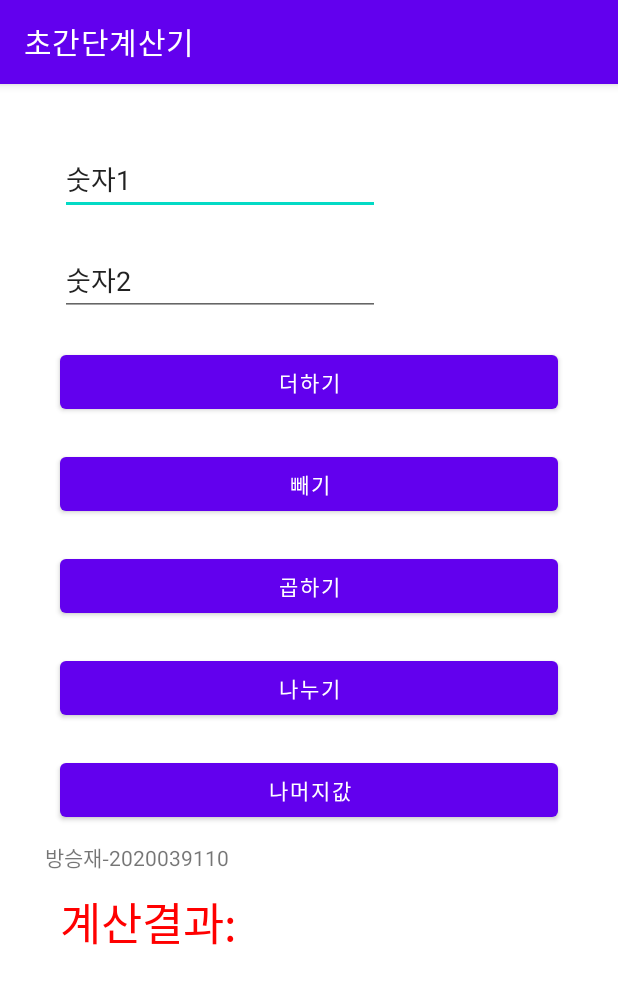
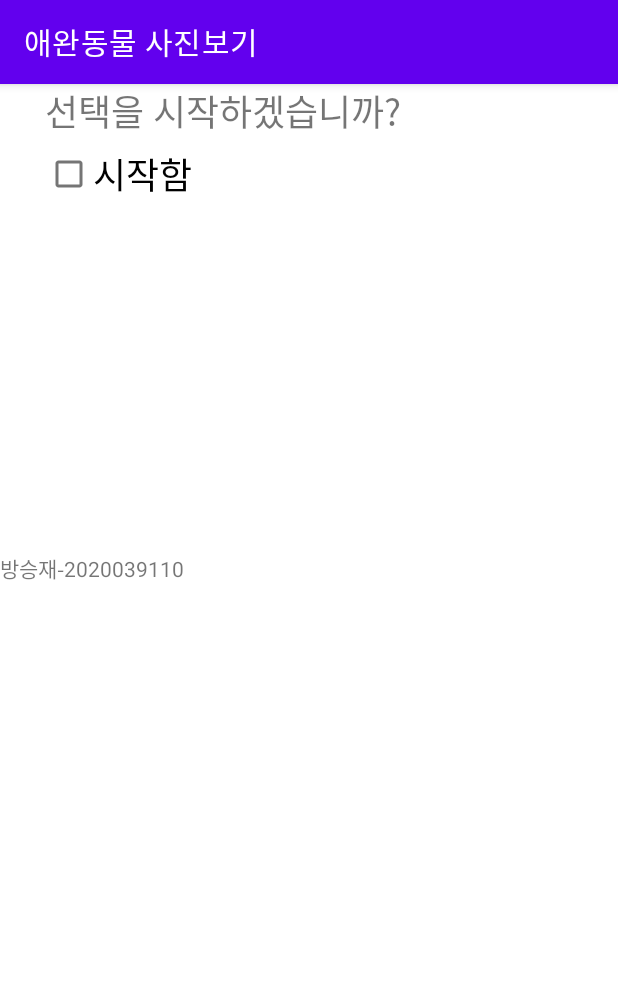
Before and after one commit to Bangseungjae/OpensourceAndriodProject, an Android app: the screen it shows after launch (MainActivity), on a phone screen of 412 x 824 dp. Shown: the top 984 px of the screen. Run offline under Robolectric (Android 15) with nearby library versions, the phone set to English and light mode, and no system bars.

Commit message:
실습4-2 애완동물 사진보기 앱 만들기

```diff
--- a/app/src/main/java/bsj/io/exam03/MainActivity.java
+++ b/app/src/main/java/bsj/io/exam03/MainActivity.java
@@ -6,121 +6,95 @@ import android.os.Bundle;
 import android.view.MotionEvent;
 import android.view.View;
 import android.widget.Button;
-import android.widget.EditText;
+import android.widget.CheckBox;
+import android.widget.CompoundButton;
+import android.widget.ImageView;
+import android.widget.RadioButton;
+import android.widget.RadioGroup;
 import android.widget.TextView;
-import android.widget.Toast;
 
 public class MainActivity extends AppCompatActivity {
-    EditText edit1, edit2;
-    Button btnadd,btnsub,btnmul,btndiv,btntemp;
-    TextView textresult;
-    String num1,num2;
-    Integer result;
-
+    CheckBox check1;
+    TextView text1,text2;
+    RadioGroup radioGroup;
+    RadioButton rbtn1,rbtn2,rbtn3;
+    Button btn1;
+    ImageView image;
 
     @Override
     protected void onCreate(Bundle savedInstanceState) {
         super.onCreate(savedInstanceState);
         setContentView(R.layout.activity_main);
 
-        setTitle("초간단계산기");
+        setTitle("애완동물 사진보기");
+        check1 = findViewById(R.id.check1);
+        text1 = findViewById(R.id.text1);
+        text2 = findViewById(R.id.text2);
+        radioGroup = findViewById(R.id.radiogroup);
+        rbtn1 = findViewById(R.id.rbtn1);
+        rbtn2 = findViewById(R.id.rbtn2);
+        rbtn3 = findViewById(R.id.rbtn3);
+        btn1 = findViewById(R.id.btn1);
+        image = findViewById(R.id.image);
 
-        edit1 = (EditText) findViewById(R.id.editText1);
-        edit2 = (EditText) findViewById(R.id.editText2);
-        btnadd = (Button) findViewById(R.id.button1);
-        textresult = (TextView) findViewById(R.id.TextResult);
 
-        btnsub = (Button)findViewById(R.id.button2);
-        btnmul = (Button)findViewById(R.id.button3);
-        btndiv = (Button)findViewById(R.id.button4);
-        btntemp = (Button)findViewById(R.id.button5);
-
-        btnadd.setOnClickListener(new View.OnClickListener() {
+        // 라디오 박스 클릭시마다 이미지 변경
+        radioGroup.setOnCheckedChangeListener(new RadioGroup.OnCheckedChangeListener() {
             @Override
-            public void onClick(View view) {
-                num1 = edit1.getText().toString();
-                num2 = edit2.getText().toString();
-
-                if(edit1.getText().toString().length() == 0 || edit2.getText().toString().length() == 0)
+            public void onCheckedChanged(RadioGroup radioGroup, int i) {
+                if(i == R.id.rbtn1)
                 {
-                    Toast.makeText(getApplicationContext(), "값을 입력하세요.", Toast.LENGTH_SHORT).show();
-                    textresult.setText("계산결과: none" );
+                    image.setImageResource(R.drawable.dog);
                 }
-                else {
-                    result = Integer.parseInt(num1) + Integer.parseInt(num2);
-                    textresult.setText("계산결과: " + result.toString());
+                else if(i == R.id.rbtn2)
+                {
+                    image.setImageResource(R.drawable.cat);
                 }
-            }
-        });
-
-        btnsub.setOnClickListener(new View.OnClickListener() {
-            @Override
-            public void onClick(View view) {
-                num1 = edit1.getText().toString();
-                num2 = edit2.getText().toString();
-                if(edit1.getText().toString().length() == 0 || edit2.getText().toString().length() == 0)
+                else
                 {
-                    Toast.makeText(getApplicationContext(), "값을 입력하세요.", Toast.LENGTH_SHORT).show();
-                    textresult.setText("계산결과: none" );
-                }
-                else {
-                    result = Integer.parseInt(num1) - Integer.parseInt(num2);
-                    textresult.setText("계산결과: " + result.toString());
-                }
-            }
-        });
-
-        btnmul.setOnClickListener(new View.OnClickListener() {
-            @Override
-            public void onClick(View view) {
-                num1 = edit1.getText().toString();
-                num2 = edit2.getText().toString();
-                if(edit1.getText().toString().length() == 0 || edit2.getText().toString().length() == 0)
-                {
-                    Toast.makeText(getApplicationContext(), "값을 입력하세요.", Toast.LENGTH_SHORT).show();
-                    textresult.setText("계산결과: none" );
-                }
-                else {
-                    result = Integer.parseInt(num1) * Integer.parseInt(num2);
-                    textresult.setText("계산결과: " + result.toString());
-                }
-            }
-        });
-
-        btndiv.setOnClickListener(new View.OnClickListener() {
-            @Override
-            public void onClick(View view) {
-                num1 = edit1.getText().toString();
-                num2 = edit2.getText().toString();
-                if(edit1.getText().toString().length() == 0 || edit2.getText().toString().length() == 0 ||Integer.parseInt(num2)==0)
-                {
-                    Toast.makeText(getApplicationContext(), "계산할수없습니다.", Toast.LENGTH_SHORT).show();
-                    textresult.setText("계산결과: none" );
-                }
-                else {
-                    result = Integer.parseInt(num1) / Integer.parseInt(num2);
-                    textresult.setText("계산결과: " + result.toString());
-                }
-            }
-        });
-
-        btntemp.setOnClickListener(new View.OnClickListener() {
-            @Override
-            public void onClick(View view) {
-                num1 = edit1.getText().toString();
-                num2 = edit2.getText().toString();
-                if(edit1.getText().toString().length() == 0 || edit2.getText().toString().length() == 0)
-                {
-                    Toast.makeText(getApplicationContext(), "값을 입력하세요.", Toast.LENGTH_SHORT).show();
-                    textresult.setText("계산결과: none" );
-                }
-                else {
-                    result = Integer.parseInt(num1) % Integer.parseInt(num2);
-                    textresult.setText("계산결과: " + result.toString());
+                    image.setImageResource(R.drawable.rabbit);
                 }
             }
         });
 
 
+        // 선택완료 버튼을 클릭 하면 이미지 변경
+        btn1.setOnClickListener(new View.OnClickListener() {
+            @Override
+            public void onClick(View view) {
+                switch(radioGroup.getCheckedRadioButtonId())
+                {
+                    case R.id.rbtn1 : image.setImageResource(R.drawable.dog);
+                        break;
+                    case R.id.rbtn2 : image.setImageResource(R.drawable.cat);
+                        break;
+                    case R.id.rbtn3 : image.setImageResource(R.drawable.rabbit);
+                        break;
+                }
+            }
+        });
+
+        // onclick으로도 가능하다. ischeecked() 사용
+        check1.setOnCheckedChangeListener(new CompoundButton.OnCheckedChangeListener() {
+            @Override
+            public void onCheckedChanged(CompoundButton compoundButton, boolean b) {
+                if(b == true)
+                {
+                    text2.setVisibility(View.VISIBLE);
+                    radioGroup.setVisibility(View.VISIBLE);
+                    btn1.setVisibility(View.VISIBLE);
+                    image.setVisibility(View.VISIBLE);
+                }
+                else
+                {
+
+                    text2.setVisibility(View.INVISIBLE);
+                    radioGroup.setVisibility(View.INVISIBLE);
+                    btn1.setVisibility(View.INVISIBLE);
+                    image.setVisibility(View.INVISIBLE);
+                }
+            }
+        });
+
     }
 }
--- a/app/src/main/res/layout/activity_main.xml
+++ b/app/src/main/res/layout/activity_main.xml
@@ -4,76 +4,85 @@
     xmlns:tools="http://schemas.android.com/tools"
     android:layout_width="match_parent"
     android:layout_height="match_parent"
-    tools:context=".MainActivity"
     android:orientation="vertical"
-    android:padding="30dp">
+    tools:context=".MainActivity">
 
-    <EditText
-        android:id="@+id/editText1"
+    <TextView
+        android:id="@+id/text1"
+        android:layout_width="match_parent"
+        android:layout_height="wrap_content"
+        android:layout_marginLeft="30dp"
+        android:text="선택을 시작하겠습니까?"
+        android:textSize="24sp" />
+
+    <CheckBox
+        android:id="@+id/check1"
+        android:layout_width="match_parent"
+        android:layout_height="wrap_content"
+        android:layout_marginLeft="30dp"
+        android:text="시작함"
+        android:textSize="24sp" />
+
+    <TextView
+        android:id="@+id/text2"
+        android:layout_width="match_parent"
+        android:layout_height="wrap_content"
+        android:layout_marginLeft="30dp"
+        android:text="좋아하는 애완동물은?"
+        android:textSize="24sp"
+        android:visibility="invisible" />
+
+    <RadioGroup
+        android:id="@+id/radiogroup"
+        android:layout_width="match_parent"
+        android:layout_height="wrap_content"
+        android:layout_marginLeft="30dp"
+        android:visibility="invisible">
+
+        <RadioButton
+            android:id="@+id/rbtn1"
+            android:layout_width="match_parent"
+            android:layout_height="wrap_content"
+            android:layout_marginLeft="20dp"
+            android:text="강아지"
+            android:textSize="24sp" />
+
+        <RadioButton
+            android:id="@+id/rbtn2"
+            android:layout_width="match_parent"
+            android:layout_height="wrap_content"
+            android:layout_marginLeft="20dp"
+            android:text="고양이"
+            android:textSize="24sp" />
+
+        <RadioButton
+            android:id="@+id/rbtn3"
+            android:layout_width="match_parent"
+            android:layout_height="wrap_content"
+            android:layout_marginLeft="20dp"
+            android:text="토끼"
+            android:textSize="24sp" />
+    </RadioGroup>
+
+
+    <Button
+        android:id="@+id/btn1"
         android:layout_width="wrap_content"
         android:layout_height="wrap_content"
-        android:ems="10"
-        android:inputType="number"
-        android:layout_margin="10dp"
-        android:text="숫자1" />
-
-    <EditText
-        android:id="@+id/editText2"
-        android:layout_width="wrap_content"
-        android:layout_height="wrap_content"
-        android:layout_margin="10dp"
-        android:ems="10"
-        android:inputType="number"
-        android:text="숫자2" />
-
-    <Button
-        android:id="@+id/button1"
-        android:layout_margin="10dp"
-        android:layout_width="match_parent"
-        android:layout_height="wrap_content"
-        android:text="더하기" />
-
-    <Button
-        android:id="@+id/button2"
-        android:layout_margin="10dp"
-        android:layout_width="match_parent"
-        android:layout_height="wrap_content"
-        android:text="빼기" />
-
-    <Button
-        android:id="@+id/button3"
-        android:layout_margin="10dp"
-        android:layout_width="match_parent"
-        android:layout_height="wrap_content"
-        android:text="곱하기" />
-
-    <Button
-        android:id="@+id/button4"
-        android:layout_margin="10dp"
-        android:layout_width="match_parent"
-        android:layout_height="wrap_content"
-        android:text="나누기" />
-
-    <Button
-        android:id="@+id/button5"
-        android:layout_margin="10dp"
-        android:layout_width="match_parent"
-        android:layout_height="wrap_content"
-        android:text="나머지값" />
-
+        android:layout_marginLeft="30dp"
+        android:text="선택 완료"
+        android:visibility="invisible" />
     <TextView
         android:layout_width="wrap_content"
         android:layout_height="wrap_content"
         android:text="방승재-2020039110"
         />
-
-
-    <TextView
-        android:id="@+id/TextResult"
+    <ImageView
+        android:id="@+id/image"
         android:layout_width="wrap_content"
         android:layout_height="wrap_content"
-        android:textSize="30dp"
-        android:textColor="#FF0000"
-        android:layout_margin="10dp"
-        android:text="계산결과: " />
+        android:layout_marginLeft="30dp"
+        android:visibility="invisible"
+        app:srcCompat="@drawable/dog" />
+
 </LinearLayout>
```
Also changed, not shown: app/src/main/res/drawable/cat.png (added), app/src/main/res/drawable/dog.png (added), app/src/main/res/drawable/rabbit.png (added).
